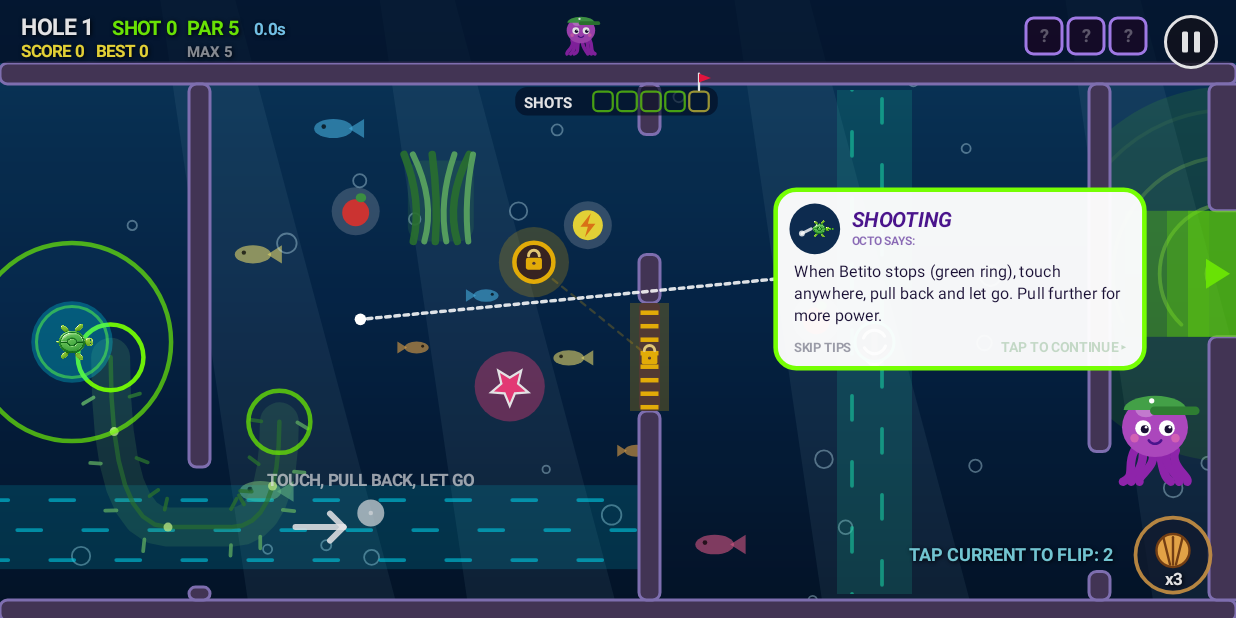
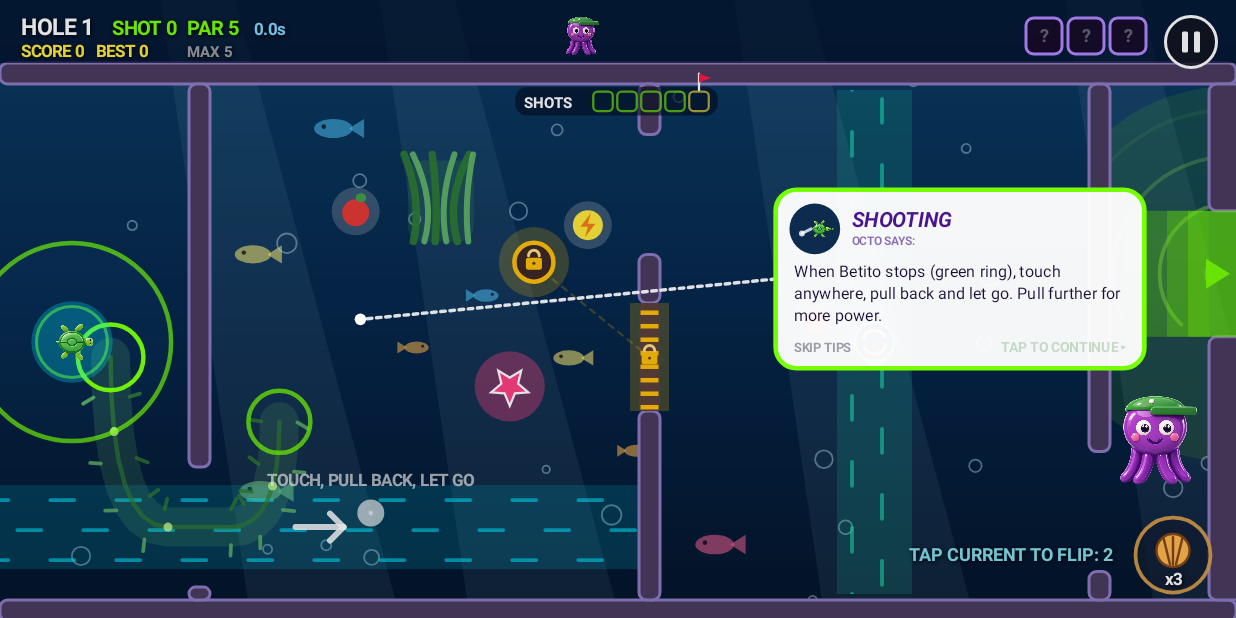
Before and after one commit to betmor1904/Lil-Betito, an Android app: the GameActivity screen opened directly, with no data from a screen before it, on a phone screen of 824 x 412 dp (held sideways). Run offline under Robolectric (Android 15) with nearby library versions, the phone set to English and light mode, and no system bars; pictures from the network do not load.

Commit message:
Blue shark sprite and Octo's four faces (smile, happy, wink, surprised)
Co-Authored-By: Claude Sonnet 5.5 <noreply@anthropic.com>
Claude-Session: https://claude.ai/code/session_01H3SMVDqWVQzrJUTeqZngqW

```diff
--- a/app/src/main/java/com/example/spray/Art.kt
+++ b/app/src/main/java/com/example/spray/Art.kt
@@ -123,8 +123,17 @@ object Art {
      * Octo the octopus, Betito's caddie. s = head radius. When talking his mouth opens and closes.
      * He wears a little green golf visor.
      */
-    fun octo(c: Canvas, p: Paint, path: Path, x: Float, y0: Float, s: Float, now: Long, talking: Boolean = false) {
+    fun octo(c: Canvas, p: Paint, path: Path, x: Float, y0: Float, s: Float, now: Long, talking: Boolean = false, face: Int = -1) {
         val y = y0 + sin(now / 400.0).toFloat() * s * 0.08f
+        // the hand-made faces: smile, happy, wink, surprised
+        val chosen = when {
+            face == Sprites.FACE_SMILE && talking -> if ((now / 150) % 2 == 0L) Sprites.FACE_HAPPY else Sprites.FACE_SMILE
+            face >= 0 -> face
+            talking -> if ((now / 150) % 2 == 0L) Sprites.FACE_HAPPY else Sprites.FACE_SMILE
+            (now % 3400L) < 220L -> Sprites.FACE_WINK       // a wink instead of a blink
+            else -> Sprites.FACE_SMILE
+        }
+        if (Sprites.drawOcto(c, x, y, s, chosen)) return
         val body = Color.parseColor("#AB47BC")
         // tentacles
         p.style = Paint.Style.STROKE
@@ -247,6 +256,7 @@ object Art {
         c.save()
         c.translate(x, y)
         c.rotate(headingDeg)
+        if (Sprites.drawShark(c, u)) { c.restore(); return }
         val wag = sin(now / 110.0).toFloat() * 0.25f * u
         p.style = Paint.Style.FILL
         p.color = Color.parseColor("#607D8B")
--- a/app/src/main/java/com/example/spray/Game.kt
+++ b/app/src/main/java/com/example/spray/Game.kt
@@ -1761,12 +1761,25 @@ class Game(val d: Float, private val sfx: Sfx?, private val prefs: android.conte
         shakeAmp = amp * d
     }
 
+    /** Octo's face for what he's saying: surprised for trouble, happy for big wins, a wink for tips. */
+    var octoFace = 0
+    private fun pickFace(text: String): Int {
+        val t = text.lowercase()
+        return when {
+            listOf("uh oh", "wait", "over par", "last shot", "last shell", "replay", "backward", "no room", "no flips", "bump", "shark").any { it in t } -> Sprites.FACE_SURPRISE
+            listOf("hole in one", "king of the sea", "incredible", "birdie", "eagle", "jackpot", "perfect", "deadly", "smooth", "right on par", "made it").any { it in t } -> Sprites.FACE_HAPPY
+            listOf("flipped", "turn", "shell", "pull back", "tap", "gold lock", "buoy", "try ").any { it in t } -> Sprites.FACE_WINK
+            else -> Sprites.FACE_SMILE
+        }
+    }
+
     fun say(text: String, force: Boolean = false) {
         val now = clock
         if (!force && now < octoNextAt) return
         octoText = text
         octoAt = now
         octoNextAt = now + 2500L
+        octoFace = pickFace(text)
     }
 
     // ============================================================
--- a/app/src/main/java/com/example/spray/GameView.kt
+++ b/app/src/main/java/com/example/spray/GameView.kt
@@ -426,7 +426,13 @@ class GameView(ctx: Context, private val g: Game) : View(ctx) {
 
         // Octo himself, by the bubble
         val ox = if (onRight) bx + bw - 30 * d else bx + 30 * d
-        Art.octo(c, p, path, ox, by + bh + 26 * d, 22 * d, real, age < 1600L)
+        val tipFace = when (t.key) {
+            "shark", "red", "score" -> Sprites.FACE_SURPRISE
+            "turn", "shell", "buoy", "slide" -> Sprites.FACE_WINK
+            "combo", "star", "apple", "speed", "lock", "goal" -> Sprites.FACE_HAPPY
+            else -> Sprites.FACE_SMILE
+        }
+        Art.octo(c, p, path, ox, by + bh + 26 * d, 22 * d, real, age < 1600L, tipFace)
     }
 
     private fun drawLightRays(c: Canvas, w: Float, h: Float, now: Long) {
@@ -970,6 +976,21 @@ class GameView(ctx: Context, private val g: Game) : View(ctx) {
         c.save()
         c.translate(s.x, s.y)
         c.rotate(s.heading)
+        // facing left he'd be upside down, so flip him over instead
+        if (cos(Math.toRadians(s.heading.toDouble())) < -0.01) c.scale(1f, -1f)
+        if (Sprites.drawShark(c, u * 1.1f)) {
+            c.restore()
+            if (now - s.bumpAt < 500L) {
+                p.textAlign = Paint.Align.CENTER
+                p.typeface = Typeface.DEFAULT_BOLD
+                p.textSize = 14 * d
+                p.setShadowLayer(3f, 1f, 1f, Color.BLACK)
+                p.color = Color.parseColor("#FFD54F")
+                c.drawText("BONK", s.x, s.y - 26 * d, p)
+                p.clearShadowLayer()
+            }
+            return
+        }
         val wag = sin(now / 110.0).toFloat() * 0.25f * u
         p.style = Paint.Style.FILL
         p.color = Color.parseColor("#607D8B")
@@ -1234,7 +1255,8 @@ class GameView(ctx: Context, private val g: Game) : View(ctx) {
         val ox = w * 0.47f
         val oy = g.topInset + 16 * d
         val talking = g.octoText != null && now - g.octoAt < 1400L
-        Art.octo(c, p, path, ox, oy, 9.5f * d, now, talking)
+        val speaking = g.octoText != null && now - g.octoAt < 2600L
+        Art.octo(c, p, path, ox, oy, 9.5f * d, now, talking, if (speaking) g.octoFace else -1)
 
         val txt = g.octoText ?: return
         val age = now - g.octoAt
--- a/app/src/main/java/com/example/spray/Sprites.kt
+++ b/app/src/main/java/com/example/spray/Sprites.kt
@@ -11,6 +11,14 @@ import android.graphics.RectF
 object Sprites {
     var turtle: Bitmap? = null
         private set
+    var shark: Bitmap? = null
+        private set
+    /** Octo's faces: 0 smile, 1 happy (open mouth), 2 wink, 3 surprised. */
+    val octo = arrayOfNulls<Bitmap>(4)
+    const val FACE_SMILE = 0
+    const val FACE_HAPPY = 1
+    const val FACE_WINK = 2
+    const val FACE_SURPRISE = 3
     private val rect = RectF()
     private val bmpPaint = Paint(Paint.FILTER_BITMAP_FLAG or Paint.ANTI_ALIAS_FLAG)
 
@@ -25,9 +33,34 @@ object Sprites {
             val o = BitmapFactory.Options()
             o.inScaled = false
             turtle = BitmapFactory.decodeResource(ctx.resources, R.drawable.betito_turtle, o)
+            shark = BitmapFactory.decodeResource(ctx.resources, R.drawable.shark_blue, o)
+            octo[0] = BitmapFactory.decodeResource(ctx.resources, R.drawable.octo_smile, o)
+            octo[1] = BitmapFactory.decodeResource(ctx.resources, R.drawable.octo_happy, o)
+            octo[2] = BitmapFactory.decodeResource(ctx.resources, R.drawable.octo_wink, o)
+            octo[3] = BitmapFactory.decodeResource(ctx.resources, R.drawable.octo_surprise, o)
         } catch (e: Exception) {
             turtle = null
         }
+    }
+
+    // shark image: nose-right, body center at (298.5, 257.5), 143 image pixels per game unit
+    /** Draws the blue shark centered on (0,0) facing right. */
+    fun drawShark(c: Canvas, u: Float): Boolean {
+        val b = shark ?: return false
+        val k = u / 143f
+        rect.set(-298.5f * k, -257.5f * k, (b.width - 298.5f) * k, (b.height - 257.5f) * k)
+        c.drawBitmap(b, null, rect, bmpPaint)
+        return true
+    }
+
+    // Octo images: head center at x=257, head center y=210, 172 image pixels per head radius (s)
+    /** Draws Octo with a face. (x, y) is the middle of his head, s his head radius. */
+    fun drawOcto(c: Canvas, x: Float, y: Float, s: Float, face: Int): Boolean {
+        val b = octo[face.coerceIn(0, 3)] ?: return false
+        val k = s / 172f
+        rect.set(x - 257f * k, y - 210f * k, x + (b.width - 257f) * k, y + (b.height - 210f) * k)
+        c.drawBitmap(b, null, rect, bmpPaint)
+        return true
     }
 
     /** Draws Betito centered on (0,0) facing right (+x), in game units where the shell is about 1.24u wide. */
```
Also changed, not shown: app/src/main/res/drawable-nodpi/betito_turtle.png, app/src/main/res/drawable-nodpi/octo_happy.png (added), app/src/main/res/drawable-nodpi/octo_smile.png (added), app/src/main/res/drawable-nodpi/octo_surprise.png (added), app/src/main/res/drawable-nodpi/octo_wink.png (added), app/src/main/res/drawable-nodpi/shark_blue.png (added).
